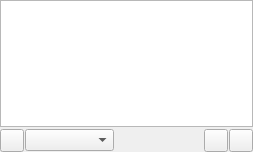
Above: gui/playlistspage.ui from CDrummond/cantata before the change. Below: the same form after it.
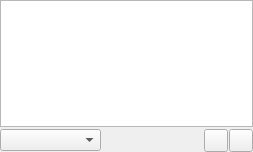
That is the form after the change. Custom widgets are drawn as their Qt base class.

Commit message: Remove refresh buttons in status bar, and place into main menu. Also, prompt for confirmation before perforing refresh.

What changed in the file:
```diff
--- a/gui/playlistspage.ui
+++ b/gui/playlistspage.ui
@@ -46,9 +46,6 @@
      <property name="bottomMargin">
       <number>0</number>
      </property>
-     <item>
-      <widget class="ToolButton" name="libraryUpdate"/>
-     </item>
      <item>
       <widget class="GenreCombo" name="genreCombo"/>
      </item>
```
The commit also changes 11 other files.
